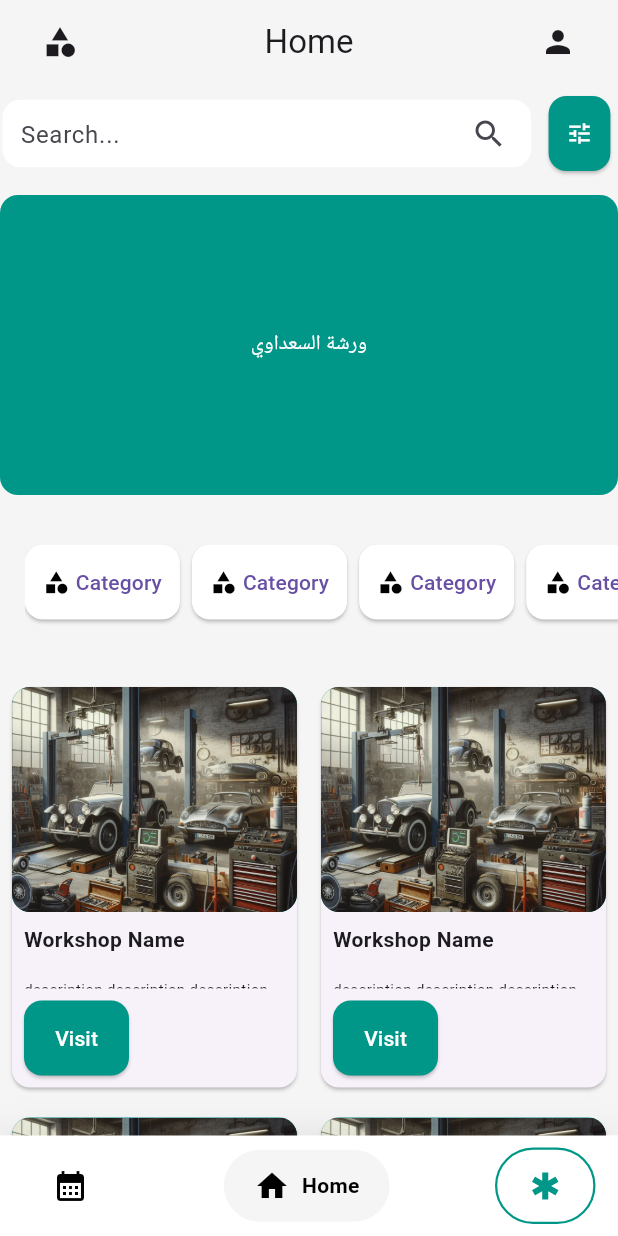
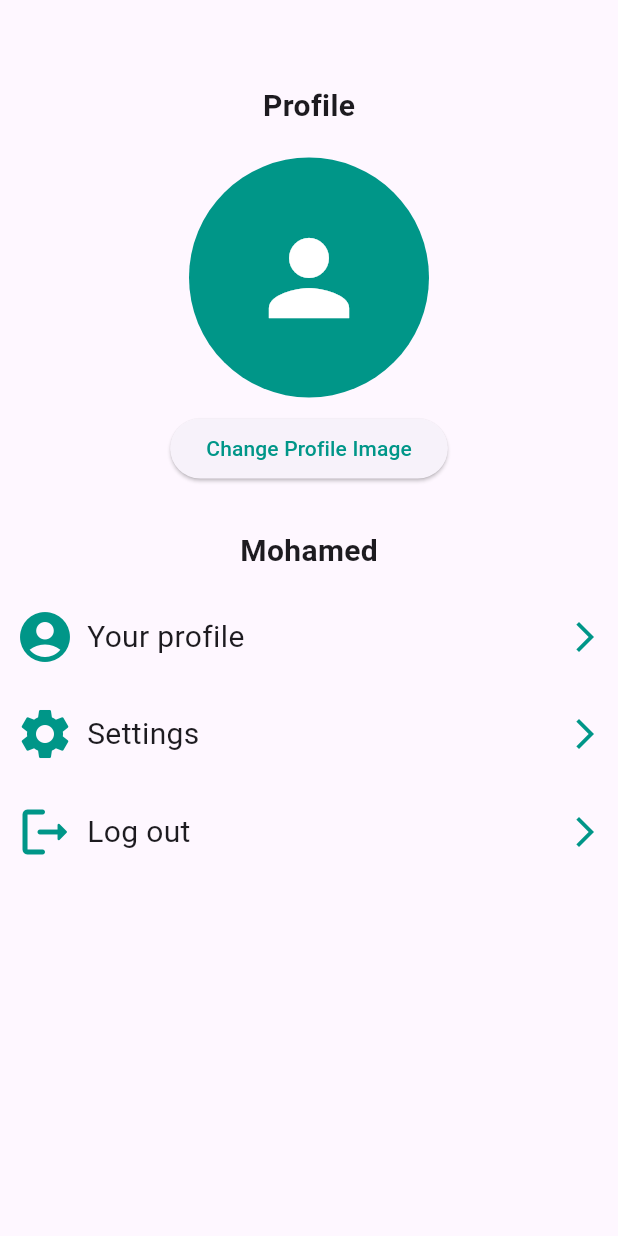
Before and after one commit to ZahreddenZromly/Quadro, a Flutter app: the screen it shows after launch, on a phone screen of 412 x 824 dp. Run offline on Flutter 3.47's test engine with Material 3 defaults, Android fonts, the light colour scheme and no system bars; drawn by our look-alikes of google_nav_bar; our stand-ins replace image_picker.

Commit message:
profile page

```diff
--- /dev/null
+++ b/lib/components/profile_options.dart
@@ -0,0 +1,40 @@
+import 'package:flutter/cupertino.dart';
+import 'package:flutter/material.dart';
+import 'package:image_picker/image_picker.dart';
+
+
+class Options extends StatelessWidget {
+  final IconData icon;
+  final String option;
+  final VoidCallback? onTap;
+  Options({required this.icon,required this.option , required this.onTap});
+
+  @override
+  Widget build(BuildContext context) {
+    return  Padding(
+      padding: const EdgeInsets.all(10.0),
+      child: Row(
+        children: [
+          Icon(icon,
+          size: 40,
+          color:Colors.teal ,
+          ),
+          Padding(
+            padding: const EdgeInsets.all(8.0),
+            child: Text(option,
+                style: TextStyle(fontSize: 20, ),
+            ),
+          ),
+          Spacer(),
+          GestureDetector(
+            onTap: onTap,
+            child: Icon(
+              Icons.arrow_forward_ios_outlined,
+                color:Colors.teal
+            ),
+          ),
+        ],
+      ),
+    );
+  }
+}
--- a/lib/main.dart
+++ b/lib/main.dart
@@ -1,7 +1,7 @@
 import 'package:flutter/cupertino.dart';
 import 'package:flutter/material.dart';
 import 'package:quadro/screens/login_screen.dart';
-
+import 'package:quadro/screens/profile_screen.dart';
 import 'components/navbar.dart';
 
 void main() {
@@ -19,7 +19,7 @@ class MyApp extends StatelessWidget {
       theme: ThemeData(
         canvasColor: Color.fromARGB(255, 232, 234, 222),
       ),
-      home:  NavBar(),
+      home:  Profil(),
 
     );
   }
--- /dev/null
+++ b/lib/screens/profile_screen.dart
@@ -0,0 +1,107 @@
+import 'package:flutter/cupertino.dart';
+import 'package:flutter/material.dart';
+import 'package:image_picker/image_picker.dart';
+import 'dart:io';
+
+import '../components/profile_options.dart';
+
+class Profil extends StatefulWidget {
+  const Profil({super.key});
+
+  @override
+  State<Profil> createState() => _ProfilState();
+}
+
+class _ProfilState extends State<Profil> {
+  File? _image;
+  Future getImage() async {
+    final XFile? image = await ImagePicker().pickImage(source: ImageSource.gallery);
+    if (image != null) {
+      setState(() {
+        _image = File(image.path);
+      });
+    }
+  }
+  @override
+  Widget build(BuildContext context) {
+    return Scaffold(
+      appBar: AppBar(),
+      body: SafeArea(
+          child: Column(
+        children: [
+          Row(
+            mainAxisAlignment: MainAxisAlignment.center,
+            children: [
+              Text(
+                "Profile",
+                style: TextStyle(fontWeight: FontWeight.bold, fontSize: 20),
+              ),
+            ],
+          ),
+          SizedBox(height: 20,),
+          Row(
+            mainAxisAlignment: MainAxisAlignment.center,
+            children: [
+              Column(
+                mainAxisAlignment: MainAxisAlignment.center,
+                children: [
+                  CircleAvatar(
+                    backgroundColor: Colors.teal,
+                    radius: 80,
+                    backgroundImage: _image != null ? FileImage(_image!) : null,
+                    child: _image == null
+                        ? Icon(
+                      Icons.person,
+                      size: 80,
+                      color: Colors.white,
+                    )
+                        : null,
+                  ),
+                  SizedBox(height: 10),
+                  ElevatedButton(
+                    onPressed: getImage,
+                    child: Text('Change Profile Image',
+                    style:TextStyle(
+                      color: Colors.teal,
+                    ),
+                    ),
+                  ),
+                  SizedBox(height: 30,),
+
+                  Text(
+                    "Mohamed",
+                    style: TextStyle(fontWeight: FontWeight.bold, fontSize: 20),
+                  ),
+                ],
+              ),
+              ]
+              ),
+          SizedBox(height: 10,),
+          Options(
+            icon: Icons.account_circle_rounded,
+            option: "Your profile",
+             onTap: (){
+                Navigator.pushNamed(context, "/");
+              }
+          ),
+          Options(
+            icon: Icons.settings,
+            option: "Settings",
+              onTap: (){
+                Navigator.pushNamed(context, "/");
+              }
+          ),
+          Options(
+            icon: Icons.logout_rounded,
+            option: "Log out",
+              onTap: (){
+                Navigator.pushNamed(context, "/");
+              }
+          ),
+            ],
+          ),
+
+      ),
+    );
+  }
+}
--- a/pubspec.yaml
+++ b/pubspec.yaml
@@ -31,7 +31,7 @@ dependencies:
   google_nav_bar: ^5.0.6
   flutter:
     sdk: flutter
-
+  image_picker:
 
   # The following adds the Cupertino Icons font to your application.
   # Use with the CupertinoIcons class for iOS style icons.
```
Also changed, not shown: pubspec.lock, 6 other files.
